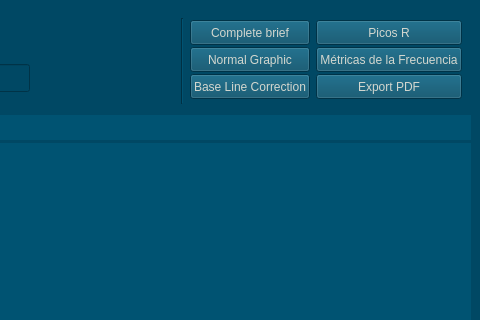
The window that interfaz.ui (LicethYaneth/HRV-QT) describes before a commit, drawn with Qt 5; both pictures show x 857 to 1337 and y 0 to 320 of the 1337 by 650 pixel window.
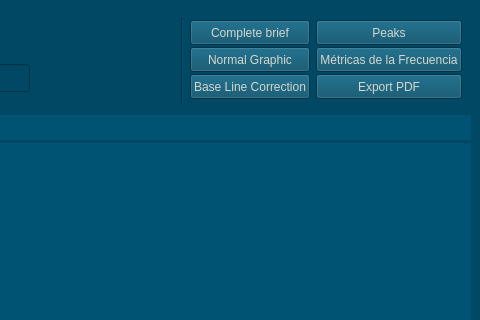
The same window after the commit. Icons and pictures are not drawn.

The edit to the form file:
```diff
--- a/interfaz.ui
+++ b/interfaz.ui
@@ -625,7 +625,7 @@
               <cursorShape>PointingHandCursor</cursorShape>
              </property>
              <property name="text">
-              <string>Picos R</string>
+              <string>Peaks</string>
              </property>
             </widget>
            </item>
```
Left out of the diff: 2 changed lines with no effect on the pictures.
